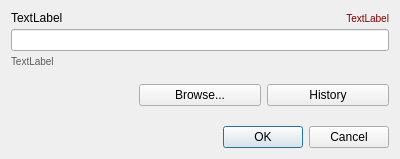
pyushkevich/itksnap, file GUI/Qt/Windows/SimpleFileDialogWithHistory.ui: the form before one commit.
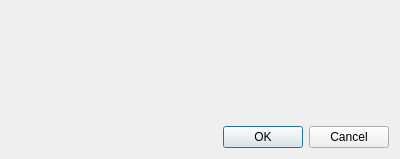
The form after the commit. Custom widgets are drawn as their Qt base class.

```diff
--- a/GUI/Qt/Windows/SimpleFileDialogWithHistory.ui
+++ b/GUI/Qt/Windows/SimpleFileDialogWithHistory.ui
@@ -18,14 +18,11 @@
 font-size:12px;
 }</string>
   </property>
-  <layout class="QGridLayout" name="gridLayout">
-   <property name="verticalSpacing">
-    <number>4</number>
-   </property>
-   <item row="2" column="0" colspan="3">
-    <widget class="QLineEdit" name="inFilename"/>
+  <layout class="QVBoxLayout" name="verticalLayout">
+   <item>
+    <widget class="FileChooserPanelWithHistory" name="filePanel" native="true"/>
    </item>
-   <item row="6" column="1">
+   <item>
     <spacer name="verticalSpacer">
      <property name="orientation">
       <enum>Qt::Vertical</enum>
@@ -38,28 +35,7 @@
      </property>
     </spacer>
    </item>
-   <item row="5" column="2">
-    <widget class="QPushButton" name="btnHistory">
-     <property name="text">
-      <string>History</string>
-     </property>
-    </widget>
-   </item>
-   <item row="5" column="1">
-    <widget class="QPushButton" name="btnBrowse">
-     <property name="text">
-      <string>Browse...</string>
-     </property>
-    </widget>
-   </item>
-   <item row="0" column="0">
-    <widget class="QLabel" name="label">
-     <property name="text">
-      <string>TextLabel</string>
-     </property>
-    </widget>
-   </item>
-   <item row="7" column="0" colspan="3">
+   <item>
     <widget class="QDialogButtonBox" name="buttonBox">
      <property name="orientation">
       <enum>Qt::Horizontal</enum>
@@ -69,58 +45,16 @@
      </property>
     </widget>
    </item>
-   <item row="4" column="0">
-    <spacer name="verticalSpacer_2">
-     <property name="orientation">
-      <enum>Qt::Vertical</enum>
-     </property>
-     <property name="sizeType">
-      <enum>QSizePolicy::Fixed</enum>
-     </property>
-     <property name="sizeHint" stdset="0">
-      <size>
-       <width>20</width>
-       <height>12</height>
-      </size>
-     </property>
-    </spacer>
-   </item>
-   <item row="3" column="0" colspan="3">
-    <widget class="QLabel" name="outSavePath">
-     <property name="styleSheet">
-      <string notr="true">font-size:10px; color: rgb(91, 91, 91);</string>
-     </property>
-     <property name="text">
-      <string>TextLabel</string>
-     </property>
-     <property name="wordWrap">
-      <bool>true</bool>
-     </property>
-    </widget>
-   </item>
-   <item row="0" column="1" colspan="2">
-    <widget class="QLabel" name="outError">
-     <property name="styleSheet">
-      <string notr="true">font-size:10px; color: #7f0000;	</string>
-     </property>
-     <property name="text">
-      <string>TextLabel</string>
-     </property>
-     <property name="alignment">
-      <set>Qt::AlignRight|Qt::AlignTrailing|Qt::AlignVCenter</set>
-     </property>
-     <property name="wordWrap">
-      <bool>true</bool>
-     </property>
-    </widget>
-   </item>
   </layout>
  </widget>
- <tabstops>
-  <tabstop>inFilename</tabstop>
-  <tabstop>btnBrowse</tabstop>
-  <tabstop>btnHistory</tabstop>
- </tabstops>
+ <customwidgets>
+  <customwidget>
+   <class>FileChooserPanelWithHistory</class>
+   <extends>QWidget</extends>
+   <header location="global">FileChooserPanelWithHistory.h</header>
+   <container>1</container>
+  </customwidget>
+ </customwidgets>
  <resources/>
  <connections>
   <connection>
```
